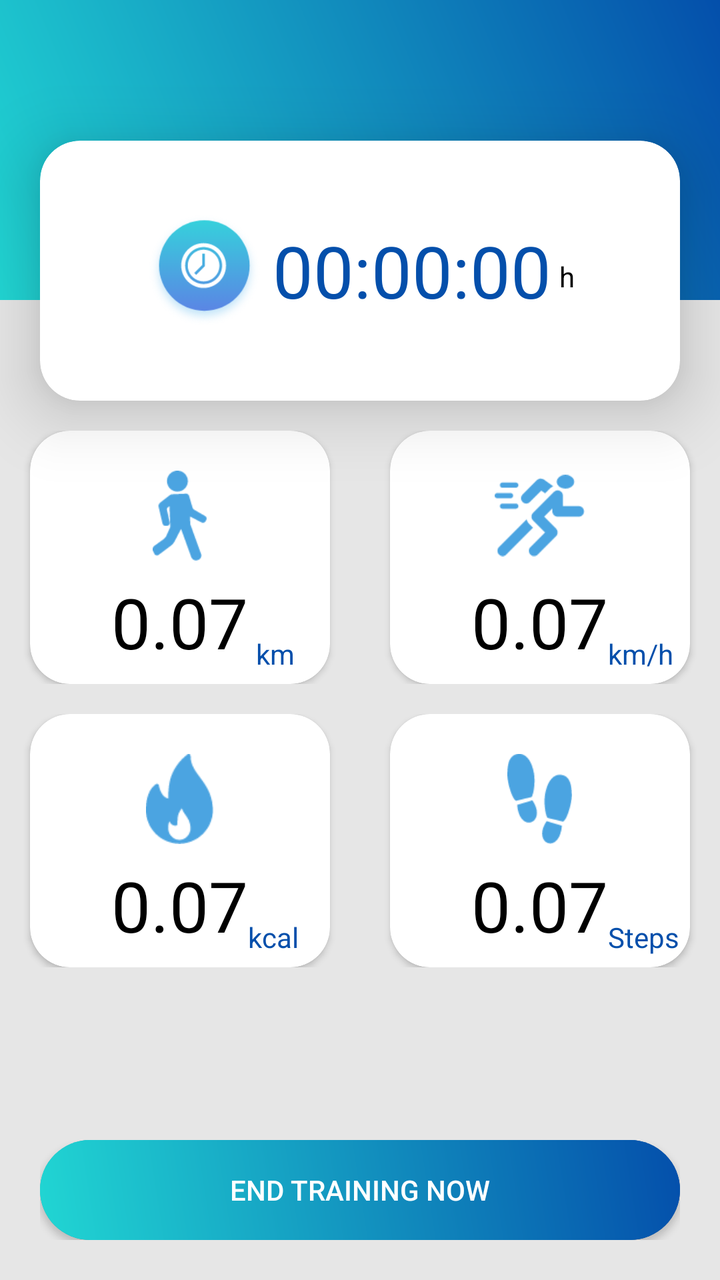
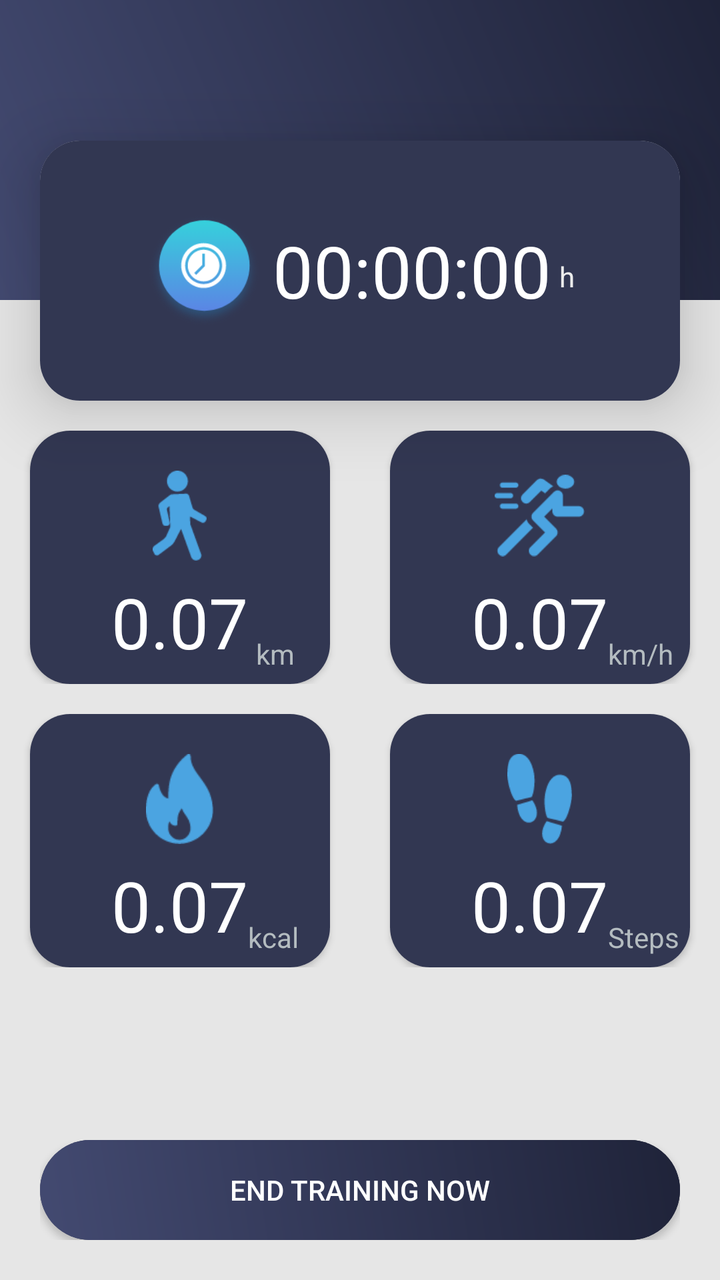

An Android layout rendered at two revisions. The XML below is the earlier revision; the diff shows what the commit changed to produce the second picture.
<!-- AndroidManifest.xml: application theme AppTheme -->
<!-- res/layout/activity_training.xml -->
<?xml version="1.0" encoding="utf-8"?>
<RelativeLayout xmlns:android="http://schemas.android.com/apk/res/android"
    xmlns:app="http://schemas.android.com/apk/res-auto"
    android:id="@+id/training_overview_activity"
    android:layout_width="match_parent"
    android:layout_height="match_parent"
    android:background="@color/gray_color"
    android:fitsSystemWindows="true"
    android:orientation="vertical">

    <RelativeLayout
        android:id="@+id/relaa"
        android:layout_width="match_parent"
        android:layout_height="150dp"
        android:background="@drawable/a1_grad"
        />


    <androidx.cardview.widget.CardView
        android:id="@+id/cardviewone"
        android:layout_width="match_parent"
        android:layout_height="130dp"
        android:layout_marginLeft="@dimen/text_20"
        android:layout_below="@+id/relaa"
        android:layout_marginTop="-80dp"
        android:layout_marginRight="@dimen/text_20"
        android:orientation="horizontal"
        app:cardCornerRadius="20dp"
        app:cardElevation="20dip">



    <LinearLayout
        android:layout_width="match_parent"
        android:layout_height="match_parent"
        android:layout_weight="1"
        android:orientation="horizontal">

        <RelativeLayout
            android:layout_width="match_parent"
            android:layout_height="wrap_content"
            android:layout_gravity="center_vertical">

            <RelativeLayout
                android:layout_width="wrap_content"
                android:layout_height="wrap_content"
                android:layout_alignParentTop="true"
                android:layout_centerHorizontal="true"
                android:layout_gravity="center">

                <ImageView
                    android:id="@+id/imageView8"
                    android:layout_width="60dp"
                    android:layout_height="60dp"
                    android:layout_alignParentLeft="true"
                    android:layout_alignParentStart="true"
                    android:layout_centerInParent="true"
                    android:layout_marginEnd="4dp"
                    android:layout_marginRight="4dp"
                    android:src="@mipmap/clock_2" />

                <TextView
                    android:id="@+id/training_duration"
                    android:layout_width="wrap_content"
                    android:layout_height="wrap_content"
                    android:layout_centerInParent="true"
                    android:layout_toEndOf="@+id/imageView8"
                    android:layout_toRightOf="@+id/imageView8"
                    android:text="00:00:00"
                    android:textColor="@color/colorPrimaryDark"
                    android:textIsSelectable="false"
                    android:textSize="36sp" />

                <TextView
                    android:id="@+id/textView18"
                    android:layout_width="wrap_content"
                    android:layout_height="wrap_content"
                    android:layout_alignBaseline="@id/training_duration"
                    android:layout_marginLeft="4dp"
                    android:layout_marginStart="4dp"
                    android:layout_toEndOf="@+id/training_duration"
                    android:layout_toRightOf="@+id/training_duration"
                    android:text="@string/training_card_duration"
                    android:textColor="@color/black" />
            </RelativeLayout>
        </RelativeLayout>

    </LinearLayout>

    </androidx.cardview.widget.CardView>

    <RelativeLayout
        android:layout_width="match_parent"
        android:layout_below="@+id/cardviewone"
        android:layout_above="@+id/button"
        android:layout_height="wrap_content">
    <LinearLayout
        android:id="@+id/l1"
        android:layout_width="match_parent"
        android:layout_height="wrap_content"
        android:layout_weight="1"
        android:layout_marginTop="15dp"
        android:orientation="horizontal"
        android:baselineAligned="false">


            <androidx.cardview.widget.CardView
                android:id="@+id/cardviewone"
                android:layout_weight="1"
                android:layout_width="match_parent"
                android:layout_height="wrap_content"
                android:layout_marginLeft="@dimen/text_15"
                android:layout_marginRight="@dimen/text_15"
                android:orientation="horizontal"
                app:cardCornerRadius="20dp">

            <RelativeLayout
                android:layout_width="match_parent"
                android:layout_height="wrap_content"
                android:layout_centerHorizontal="true"
                android:layout_centerVertical="true">

                <ImageView
                    android:id="@+id/imageView4"
                    android:layout_width="45dp"
                    android:layout_height="45dp"
                    android:layout_centerHorizontal="true"
                    android:layout_marginTop="20dp"
                    android:src="@mipmap/icon_1" />

                <RelativeLayout
                    android:layout_width="match_parent"
                   android:layout_below="@+id/imageView4"
                    android:layout_height="wrap_content">
                <TextView
                    android:id="@+id/training_distance"
                    android:layout_width="wrap_content"
                    android:layout_height="wrap_content"
                    android:layout_centerInParent="true"
                    android:text="0.07"
                    android:layout_marginTop="15dp"
                    android:textColor="@color/black"
                    android:textSize="35sp" />

                <TextView
                    android:id="@+id/training_distance_title"
                    android:layout_width="wrap_content"
                    android:layout_height="wrap_content"
                    android:layout_alignBaseline="@id/training_distance"
                    android:layout_marginLeft="4dp"
                    android:layout_marginStart="4dp"
                    android:layout_toEndOf="@+id/training_distance"
                    android:layout_toRightOf="@+id/training_distance"
                    android:text="@string/training_card_distance_km"
                    android:textColor="@color/colorPrimaryDark" />
                </RelativeLayout>
            </RelativeLayout>
            </androidx.cardview.widget.CardView>



            <androidx.cardview.widget.CardView
                android:id="@+id/cardviewone"
                android:layout_weight="1"
                android:layout_width="match_parent"
                android:layout_height="wrap_content"
                android:layout_marginLeft="@dimen/text_15"
              
                android:layout_marginRight="@dimen/text_15"
                android:orientation="horizontal"
                app:cardCornerRadius="20dp">
            <RelativeLayout
                android:layout_width="match_parent"
                android:layout_height="wrap_content"
                android:layout_centerHorizontal="true"
                android:layout_centerVertical="true">

                <ImageView
                    android:id="@+id/imageView6"
                    android:layout_width="45dp"
                    android:layout_height="45dp"
                    android:layout_centerHorizontal="true"
                    android:layout_marginTop="20dp"
                    android:src="@mipmap/icon_2" />

                <RelativeLayout
                    android:layout_width="match_parent"
                    android:layout_below="@+id/imageView6"
                    android:layout_height="wrap_content">
                <TextView
                    android:id="@+id/training_velocity"
                    android:layout_width="wrap_content"
                    android:layout_height="wrap_content"
                    android:layout_centerInParent="true"
                    android:text="0.07"
                    android:layout_marginTop="15dp"
                    android:textColor="@color/black"
                    android:textSize="35sp" />

                <TextView
                    android:id="@+id/training_velocity_title"
                    android:layout_width="wrap_content"
                    android:layout_height="wrap_content"
                    android:layout_alignBaseline="@id/training_velocity"
                    android:layout_alignTop="@+id/training_velocity"
                    android:layout_toEndOf="@+id/training_velocity"
                    android:layout_toRightOf="@+id/training_velocity"
                    android:text="@string/training_velocity"
                    android:textColor="@color/colorPrimaryDark" />
                </RelativeLayout>
            </RelativeLayout>
            </androidx.cardview.widget.CardView>
    </LinearLayout>

    <LinearLayout
        android:layout_width="match_parent"
        android:layout_height="wrap_content"
        android:layout_weight="1"
        android:layout_below="@+id/l1"
        android:layout_marginTop="15dp"
        android:orientation="horizontal"
        android:baselineAligned="false">



            <androidx.cardview.widget.CardView
                android:id="@+id/cardviewone"
                android:layout_weight="1"
                android:layout_width="match_parent"
                android:layout_height="wrap_content"
                android:layout_marginLeft="@dimen/text_15"
              
                android:layout_marginRight="@dimen/text_15"
                android:orientation="horizontal"
                app:cardCornerRadius="20dp"
                >

            <RelativeLayout
                android:layout_width="match_parent"
                android:layout_height="wrap_content"
                android:layout_centerHorizontal="true"
                android:layout_centerVertical="true">



                <ImageView
                    android:id="@+id/imageView2"
                    android:layout_width="45dp"
                    android:layout_height="45dp"
                    android:layout_centerHorizontal="true"
                    android:layout_marginTop="20dp"
                    android:src="@mipmap/icon_3" />

                <RelativeLayout
                    android:layout_width="match_parent"
                    android:layout_below="@+id/imageView2"
                    android:layout_height="wrap_content">

                <TextView
                    android:id="@+id/training_calories"
                    android:layout_width="wrap_content"
                    android:layout_height="wrap_content"
                    android:layout_centerInParent="true"
                    android:text="0.07"
                    android:layout_marginTop="15dp"
                    android:textColor="@color/black"
                    android:textSize="35sp"/>

                <TextView
                    android:id="@+id/training_calories_title"
                    android:layout_width="wrap_content"
                    android:layout_height="wrap_content"
                    android:layout_alignBaseline="@id/training_calories"
                    android:layout_toEndOf="@+id/training_calories"
                    android:layout_toRightOf="@+id/training_calories"
                    android:text="@string/training_card_calories"
                    android:textColor="@color/colorPrimaryDark" />
                </RelativeLayout>
            </RelativeLayout>
            </androidx.cardview.widget.CardView>


            <androidx.cardview.widget.CardView
                android:id="@+id/cardviewone"
                android:layout_weight="1"
                android:layout_width="match_parent"
                android:layout_height="wrap_content"
                android:layout_marginLeft="@dimen/text_15"
              
                android:layout_marginRight="@dimen/text_15"
                android:orientation="horizontal"
                app:cardCornerRadius="20dp">

            <RelativeLayout
                android:layout_width="match_parent"
                android:layout_height="wrap_content"
                android:layout_centerHorizontal="true"
                android:layout_centerVertical="true">

                <ImageView
                    android:id="@+id/imageView3"
                    android:layout_width="45dp"
                    android:layout_height="45dp"
                    android:layout_centerHorizontal="true"
                    android:layout_marginTop="20dp"
                    android:src="@mipmap/icon_4" />


                <RelativeLayout
                    android:layout_width="match_parent"
                    android:layout_below="@+id/imageView3"
                    android:layout_height="wrap_content">

                <TextView
                    android:id="@+id/training_steps"
                    android:layout_width="wrap_content"
                    android:layout_height="wrap_content"
                    android:layout_centerInParent="true"
                    android:text="0.07"
                    android:layout_marginTop="15dp"
                    android:textColor="@color/black"
                    android:textSize="35sp"/>

                <TextView
                    android:id="@+id/textView11"
                    android:layout_width="wrap_content"
                    android:layout_height="wrap_content"

                    android:layout_alignBaseline="@id/training_steps"
                    android:layout_toEndOf="@+id/training_steps"
                    android:layout_toRightOf="@+id/training_steps"
                    android:text="@string/steps"
                    android:textColor="@color/colorPrimaryDark" />
                </RelativeLayout>
            </RelativeLayout>
            </androidx.cardview.widget.CardView>
    </LinearLayout>
</RelativeLayout>


    <RelativeLayout
        android:id="@+id/button"
        android:layout_width="match_parent"
        android:layout_alignParentBottom="true"
        android:layout_margin="@dimen/text_20"
        android:background="@drawable/a3_grad"
        android:layout_height="wrap_content">
        <Button
            android:id="@+id/training_stop_button"
            android:layout_width="match_parent"
            android:layout_height="50dp"
            android:layout_gravity="bottom"
            android:background="@drawable/a3_grad"
            android:layout_centerInParent="true"
            android:text="@string/training_stop_button"
            android:textColor="@color/white"
    />
    </RelativeLayout>
</RelativeLayout>
<!-- resources referenced by this layout -->
<resources>
  <color name="black">#000000</color>
  <color name="colorPrimaryDark">#044fab</color>
  <color name="gray_color">#E6E6E6</color>
  <color name="white">#ffffff</color>
  <dimen name="text_15">15sp</dimen>
  <dimen name="text_20">20sp</dimen>
  <!-- drawable a1_grad (drawable) -->
  <?xml version="1.0" encoding="utf-8"?>
  <shape xmlns:android="http://schemas.android.com/apk/res/android">
      <gradient
          android:angle="225"
          android:endColor="#21d6d3"
          android:startColor="#044fab" />
  
  
  </shape>
  <!-- drawable a3_grad (drawable) -->
  <?xml version="1.0" encoding="utf-8"?>
  <shape xmlns:android="http://schemas.android.com/apk/res/android">
      <gradient
          android:angle="225"
          android:endColor="#21d6d3"
          android:startColor="#044fab" />
  
      <corners android:radius="200dp"/>
      
  </shape>
  <!-- mipmap clock_2: png bitmap (mipmap-xhdpi, 13473 bytes) -->
  <!-- mipmap icon_1: png bitmap (mipmap-xhdpi, 1923 bytes) -->
  <!-- mipmap icon_2: png bitmap (mipmap-xhdpi, 2374 bytes) -->
  <!-- mipmap icon_3: png bitmap (mipmap-xhdpi, 1640 bytes) -->
  <!-- mipmap icon_4: png bitmap (mipmap-xhdpi, 1919 bytes) -->
  <string name="steps">Steps</string>
  <string name="training_card_calories">kcal</string>
  <string name="training_card_distance_km">km</string>
  <string name="training_card_duration">h</string>
  <string name="training_stop_button">End training now</string>
  <string name="training_velocity">km/h</string>
  <style name="AppTheme" parent="Theme.AppCompat.Light.DarkActionBar">
          
          <item name="colorPrimary">@color/colorPrimary</item>
          <item name="colorPrimaryDark">@color/colorPrimaryDark</item>
          <item name="colorAccent">@color/colorAccent</item>
      </style>
  <color name="colorPrimary">#36D1DC</color>
  <color name="colorAccent">#03DAC5</color>
</resources>

<!-- the commit's change to res/layout/activity_training.xml (unified diff, before → after) -->
@@ -34,6 +34,7 @@
         android:layout_width="match_parent"
         android:layout_height="match_parent"
         android:layout_weight="1"
+        android:background="#323752"
         android:orientation="horizontal">
 
         <RelativeLayout
@@ -67,7 +68,7 @@
                     android:layout_toEndOf="@+id/imageView8"
                     android:layout_toRightOf="@+id/imageView8"
                     android:text="00:00:00"
-                    android:textColor="@color/colorPrimaryDark"
+                    android:textColor="@color/white"
                     android:textIsSelectable="false"
                     android:textSize="36sp" />
 
@@ -81,7 +82,7 @@
                     android:layout_toEndOf="@+id/training_duration"
                     android:layout_toRightOf="@+id/training_duration"
                     android:text="@string/training_card_duration"
-                    android:textColor="@color/black" />
+                    android:textColor="#ECECEC" />
             </RelativeLayout>
         </RelativeLayout>
 
@@ -118,7 +119,8 @@
                 android:layout_width="match_parent"
                 android:layout_height="wrap_content"
                 android:layout_centerHorizontal="true"
-                android:layout_centerVertical="true">
+                android:layout_centerVertical="true"
+                android:background="#323752">
 
                 <ImageView
                     android:id="@+id/imageView4"
@@ -139,7 +141,7 @@
                     android:layout_centerInParent="true"
                     android:text="0.07"
                     android:layout_marginTop="15dp"
-                    android:textColor="@color/black"
+                    android:textColor="@color/white"
                     android:textSize="35sp" />
 
                 <TextView
@@ -152,7 +154,7 @@
                     android:layout_toEndOf="@+id/training_distance"
                     android:layout_toRightOf="@+id/training_distance"
                     android:text="@string/training_card_distance_km"
-                    android:textColor="@color/colorPrimaryDark" />
+                    android:textColor="@color/textColor" />
                 </RelativeLayout>
             </RelativeLayout>
             </androidx.cardview.widget.CardView>
@@ -173,7 +175,8 @@
                 android:layout_width="match_parent"
                 android:layout_height="wrap_content"
                 android:layout_centerHorizontal="true"
-                android:layout_centerVertical="true">
+                android:layout_centerVertical="true"
+                android:background="#323752">
 
                 <ImageView
                     android:id="@+id/imageView6"
@@ -194,7 +197,7 @@
                     android:layout_centerInParent="true"
                     android:text="0.07"
                     android:layout_marginTop="15dp"
-                    android:textColor="@color/black"
+                    android:textColor="@color/white"
                     android:textSize="35sp" />
 
                 <TextView
@@ -206,7 +209,7 @@
                     android:layout_toEndOf="@+id/training_velocity"
                     android:layout_toRightOf="@+id/training_velocity"
                     android:text="@string/training_velocity"
-                    android:textColor="@color/colorPrimaryDark" />
+                    android:textColor="@color/textColor" />
                 </RelativeLayout>
             </RelativeLayout>
             </androidx.cardview.widget.CardView>
@@ -239,7 +242,8 @@
                 android:layout_width="match_parent"
                 android:layout_height="wrap_content"
                 android:layout_centerHorizontal="true"
-                android:layout_centerVertical="true">
+                android:layout_centerVertical="true"
+                android:background="#323752">
 
 
 
@@ -263,7 +267,7 @@
                     android:layout_centerInParent="true"
                     android:text="0.07"
                     android:layout_marginTop="15dp"
-                    android:textColor="@color/black"
+                    android:textColor="@color/white"
                     android:textSize="35sp"/>
 
                 <TextView
@@ -274,7 +278,7 @@
                     android:layout_toEndOf="@+id/training_calories"
                     android:layout_toRightOf="@+id/training_calories"
                     android:text="@string/training_card_calories"
-                    android:textColor="@color/colorPrimaryDark" />
+                    android:textColor="@color/textColor" />
                 </RelativeLayout>
             </RelativeLayout>
             </androidx.cardview.widget.CardView>
@@ -295,7 +299,8 @@
                 android:layout_width="match_parent"
                 android:layout_height="wrap_content"
                 android:layout_centerHorizontal="true"
-                android:layout_centerVertical="true">
+                android:layout_centerVertical="true"
+                android:background="#323752">
 
                 <ImageView
                     android:id="@+id/imageView3"
@@ -318,7 +323,7 @@
                     android:layout_centerInParent="true"
                     android:text="0.07"
                     android:layout_marginTop="15dp"
-                    android:textColor="@color/black"
+                    android:textColor="@color/white"
                     android:textSize="35sp"/>
 
                 <TextView
@@ -330,7 +335,7 @@
                     android:layout_toEndOf="@+id/training_steps"
                     android:layout_toRightOf="@+id/training_steps"
                     android:text="@string/steps"
-                    android:textColor="@color/colorPrimaryDark" />
+                    android:textColor="@color/textColor" />
                 </RelativeLayout>
             </RelativeLayout>
             </androidx.cardview.widget.CardView>
<!-- resource entries referenced after the edit -->
@@ -1,8 +1,8 @@
 <!-- resources referenced by this layout -->
 <resources>
-  <color name="black">#000000</color>
-  <color name="colorPrimaryDark">#044fab</color>
+  <color name="colorPrimaryDark">#1F2339</color>
   <color name="gray_color">#E6E6E6</color>
+  <color name="textColor">#ffb4bcc0</color>
   <color name="white">#ffffff</color>
   <dimen name="text_15">15sp</dimen>
   <dimen name="text_20">20sp</dimen>
@@ -11,21 +11,21 @@
   <shape xmlns:android="http://schemas.android.com/apk/res/android">
       <gradient
           android:angle="225"
-          android:endColor="#21d6d3"
-          android:startColor="#044fab" />
+          android:endColor="#434A71"
+          android:startColor="#1F2339" />
   
   
   </shape>
   <!-- drawable a3_grad (drawable) -->
   <?xml version="1.0" encoding="utf-8"?>
   <shape xmlns:android="http://schemas.android.com/apk/res/android">
-      <gradient
-          android:angle="225"
-          android:endColor="#21d6d3"
-          android:startColor="#044fab" />
+  <gradient
+      android:angle="225"
+      android:endColor="#434A71"
+      android:startColor="#1F2339" />
   
-      <corners android:radius="200dp"/>
-      
+  <corners android:radius="200dp"/>
+  
   </shape>
   <!-- mipmap clock_2: png bitmap (mipmap-xhdpi, 13473 bytes) -->
   <!-- mipmap icon_1: png bitmap (mipmap-xhdpi, 1923 bytes) -->
@@ -44,7 +44,7 @@
           <item name="colorPrimaryDark">@color/colorPrimaryDark</item>
           <item name="colorAccent">@color/colorAccent</item>
       </style>
-  <color name="colorPrimary">#36D1DC</color>
-  <color name="colorAccent">#03DAC5</color>
+  <color name="colorPrimary">#434A71</color>
+  <color name="colorAccent">#1F2339</color>
 </resources>
 
